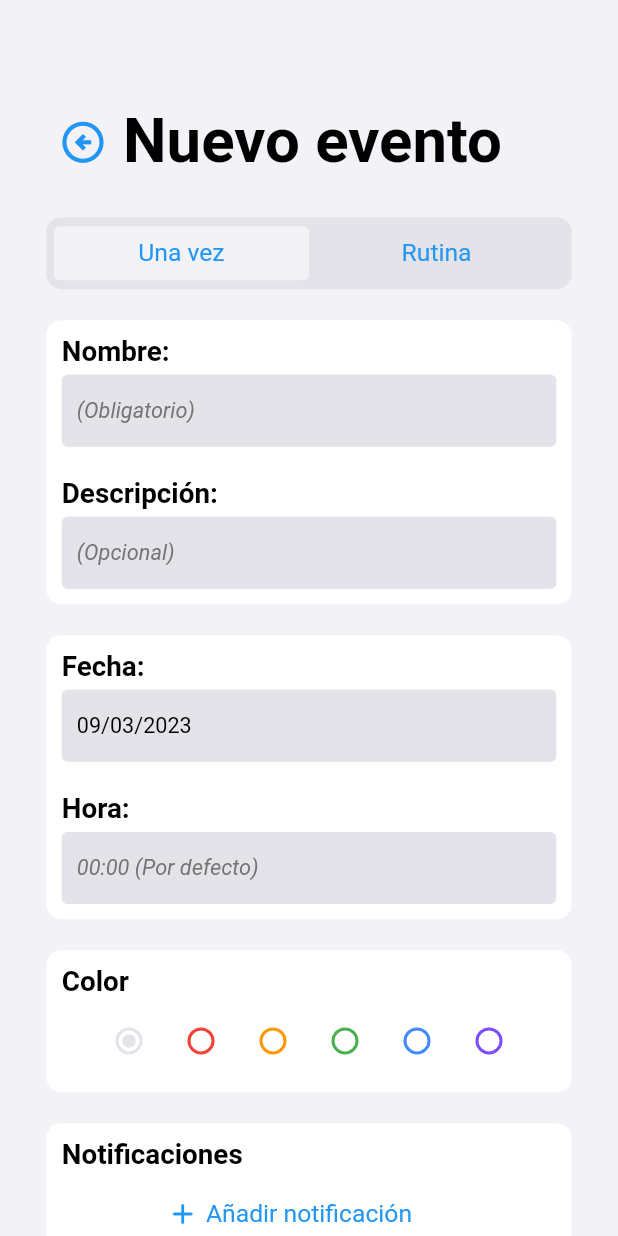
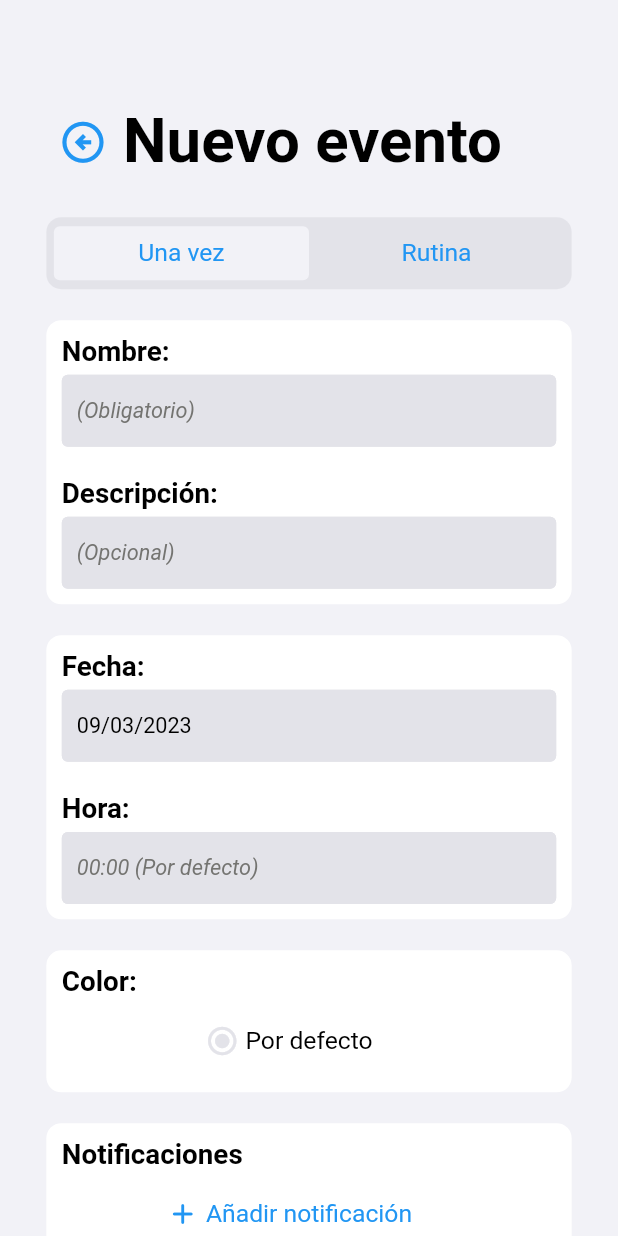
Before and after one commit to joaquinsolla/Simplex, a Flutter app: the AddEvent screen opened by its route, on a phone screen of 412 x 824 dp. Run offline on Flutter 3.47's test engine with Material 2 defaults, Android fonts, the phone set to English and light mode, and no system bars; our stand-ins replace bottom_navy_bar, cloud_firestore, firebase_auth, firebase_core, flutter_local_notifications, focused_menu and 4 more; accounts and stored records are empty.

Commit message:
Updated color picker

```diff
--- a/lib/common/widgets/buttons.dart
+++ b/lib/common/widgets/buttons.dart
@@ -41,7 +41,7 @@ Container MainButton(IconData icon, Color color, String text, Function() actions
 
 Container SecondaryButton(Color color, String text, Function() actions){
   return Container(
-    width: deviceHeight,
+    width: deviceWidth,
     height: deviceHeight * 0.05,
     child: TextButton(
       child: Text(
--- a/lib/common/widgets/forms.dart
+++ b/lib/common/widgets/forms.dart
@@ -209,3 +209,76 @@ Column FormCustomField(String fieldName, List<Widget> widgets, bool isLast){
     ],
   );
 }
+
+Column FormColorPicker(BuildContext context, String fieldName, String dialogTitle, int colorCode, List<Widget> widgets, bool isLast) {
+  String colorName = 'Por defecto';
+
+  if(colorCode == -1 && darkMode == false) colorCode = 0xffe3e3e9;
+  else if(colorCode == -1 && darkMode == true) colorCode = 0xff706e74;
+
+  switch (colorCode) {
+    case 0xffF44336:
+      colorName = 'Rojo';
+      break;
+    case 0xffFF9800:
+      colorName = 'Naranja';
+      break;
+    case 0xffFFCC00:
+      colorName = 'Amarillo';
+      break;
+    case 0xff4CAF50:
+      colorName = 'Verde';
+      break;
+    case 0xff448AFF:
+      colorName = 'Azul';
+      break;
+    case 0xff7C4DFF:
+      colorName = 'Violeta';
+      break;
+    default:
+      colorName = 'Por defecto';
+      break;
+  }
+
+  return Column(
+    crossAxisAlignment: CrossAxisAlignment.start,
+    children: [
+      Text(fieldName, style: TextStyle(color: colorMainText,
+          fontSize: deviceWidth * fontSize * 0.045,
+          fontWeight: FontWeight.bold),),
+      SizedBox(height: deviceHeight * 0.005),
+
+      TextButton(
+        child: Row(
+          mainAxisAlignment: MainAxisAlignment.center,
+          children: [
+            Icon(Icons.radio_button_checked_rounded, color: Color(colorCode),
+              size: deviceWidth * 0.055,),
+            Text(' $colorName ', style: TextStyle(
+                color: colorMainText,
+                fontSize: deviceWidth * fontSize * 0.04,
+                fontWeight: FontWeight.normal),),
+            Icon(Icons.radio_button_checked_rounded, color: Colors.transparent,
+              size: deviceWidth * 0.055,),
+          ],
+        ),
+        onPressed: (){
+          showWidgetDialog(
+              context,
+              dialogTitle,
+              widgets,
+              'Listo',
+                  () {
+                Navigator.pop(context);
+              },
+          );
+        },
+        style: ButtonStyle(
+          overlayColor: MaterialStateProperty.all(colorMainText.withOpacity(0.1)),
+        ),
+      ),
+
+      if(!isLast) SizedBox(height: deviceHeight * 0.025),
+    ],
+  );
+}
--- a/lib/pages/events/add_event.dart
+++ b/lib/pages/events/add_event.dart
@@ -315,19 +315,20 @@ class _AddEventState extends State<AddEvent> {
               ),
             ]),
             if(routineEvent) FormSeparator(),
-
-            FormContainer(
-              [FormCustomField(
-                  'Color',
-                  [Container(
-                    alignment: Alignment.center,
-                    child: Wrap(children: [
+            FormContainer([
+              FormColorPicker(
+                  context,
+                  'Color:',
+                  'Color del evento:',
+                  color,
+                  [
                     Theme(
                         data: Theme.of(context).copyWith(
                           unselectedWidgetColor: colorThirdBackground,
                           disabledColor: colorThirdBackground,
                         ),
-                          child: Radio(
+                        child: RadioListTile(
+                          title: Text('Por defecto', style: TextStyle(color: colorMainText),),
                           value: -1,
                           groupValue: color,
                           activeColor: colorThirdBackground,
@@ -335,15 +336,17 @@ class _AddEventState extends State<AddEvent> {
                             setState(() {
                               color = val as int;
                             });
+                            Navigator.pop(context);
                           },
-                          )
+                        ),
                     ),
                     Theme(
                       data: Theme.of(context).copyWith(
                         unselectedWidgetColor: const Color(0xffF44336),
                         disabledColor: const Color(0xffF44336),
                       ),
-                        child: Radio(
+                      child: RadioListTile(
+                        title: Text('Rojo', style: TextStyle(color: colorMainText)),
                         value: 0xffF44336,
                         groupValue: color,
                         activeColor: const Color(0xffF44336),
@@ -351,6 +354,7 @@ class _AddEventState extends State<AddEvent> {
                           setState(() {
                             color = val as int;
                           });
+                          Navigator.pop(context);
                         },
                       ),
                     ),
@@ -359,7 +363,8 @@ class _AddEventState extends State<AddEvent> {
                         unselectedWidgetColor: const Color(0xffFF9800),
                         disabledColor: const Color(0xffFF9800),
                       ),
-                        child: Radio(
+                      child: RadioListTile(
+                        title: Text('Naranja', style: TextStyle(color: colorMainText)),
                         value: 0xffFF9800,
                         groupValue: color,
                         activeColor: const Color(0xffFF9800),
@@ -367,6 +372,25 @@ class _AddEventState extends State<AddEvent> {
                           setState(() {
                             color = val as int;
                           });
+                          Navigator.pop(context);
+                        },
+                      ),
+                    ),
+                    Theme(
+                      data: Theme.of(context).copyWith(
+                        unselectedWidgetColor: const Color(0xffFFCC00),
+                        disabledColor: const Color(0xffFFCC00),
+                      ),
+                      child: RadioListTile(
+                        title: Text('Amarillo', style: TextStyle(color: colorMainText)),
+                        value: 0xffFFCC00,
+                        groupValue: color,
+                        activeColor: const Color(0xffFFCC00),
+                        onChanged: (val) {
+                          setState(() {
+                            color = val as int;
+                          });
+                          Navigator.pop(context);
                         },
                       ),
                     ),
@@ -375,7 +399,8 @@ class _AddEventState extends State<AddEvent> {
                         unselectedWidgetColor: const Color(0xff4CAF50),
                         disabledColor: const Color(0xff4CAF50),
                       ),
-                        child: Radio(
+                      child: RadioListTile(
+                        title: Text('Verde', style: TextStyle(color: colorMainText)),
                         value: 0xff4CAF50,
                         groupValue: color,
                         activeColor: const Color(0xff4CAF50),
@@ -383,6 +408,7 @@ class _AddEventState extends State<AddEvent> {
                           setState(() {
                             color = val as int;
                           });
+                          Navigator.pop(context);
                         },
                       ),
                     ),
@@ -391,7 +417,8 @@ class _AddEventState extends State<AddEvent> {
                         unselectedWidgetColor: const Color(0xff448AFF),
                         disabledColor: const Color(0xff448AFF),
                       ),
-                        child: Radio(
+                      child: RadioListTile(
+                        title: Text('Azul', style: TextStyle(color: colorMainText)),
                         value: 0xff448AFF,
                         groupValue: color,
                         activeColor: const Color(0xff448AFF),
@@ -399,6 +426,7 @@ class _AddEventState extends State<AddEvent> {
                           setState(() {
                             color = val as int;
                           });
+                          Navigator.pop(context);
                         },
                       ),
                     ),
@@ -407,7 +435,8 @@ class _AddEventState extends State<AddEvent> {
                         unselectedWidgetColor: const Color(0xff7C4DFF),
                         disabledColor: const Color(0xff7C4DFF),
                       ),
-                        child: Radio(
+                      child: RadioListTile(
+                        title: Text('Violeta', style: TextStyle(color: colorMainText)),
                         value: 0xff7C4DFF,
                         groupValue: color,
                         activeColor: const Color(0xff7C4DFF),
@@ -415,14 +444,14 @@ class _AddEventState extends State<AddEvent> {
                           setState(() {
                             color = val as int;
                           });
+                          Navigator.pop(context);
                         },
                       ),
                     ),
-                    ],),
-                  )],
+                  ],
                   true
-              ),]
               ),
+            ]),
             if(!routineEvent) FormSeparator(),
             if(!routineEvent) FormContainer([
               FormCustomField(
--- a/lib/pages/events/event_details.dart
+++ b/lib/pages/events/event_details.dart
@@ -39,6 +39,9 @@ class _EventDetailsState extends State<EventDetails> {
         break;
       case 0xffFF9800:
         colorName = 'Naranja';
+        break;
+      case 0xffFFCC00:
+        colorName = 'Amarillo';
         break;
       case 0xff4CAF50:
         colorName = 'Verde';
```
Also changed, not shown: lib/common/functions.dart (+26 -0 lines), 1 other file. Lines whose indentation alone changed are shown as unchanged.
